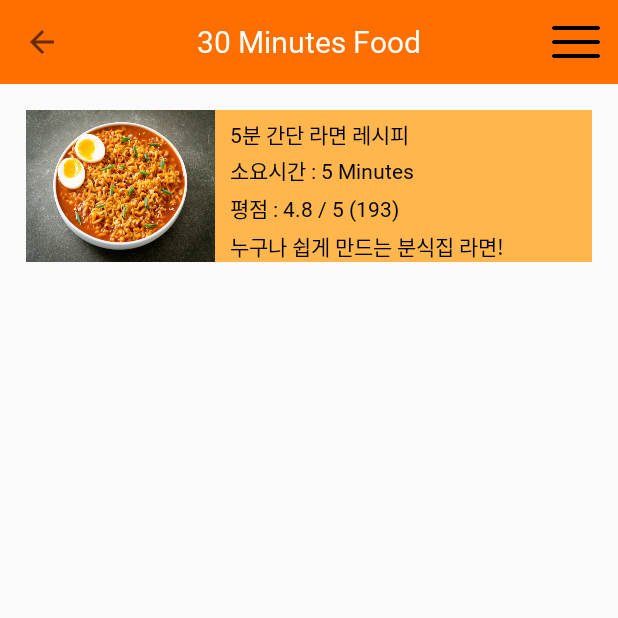
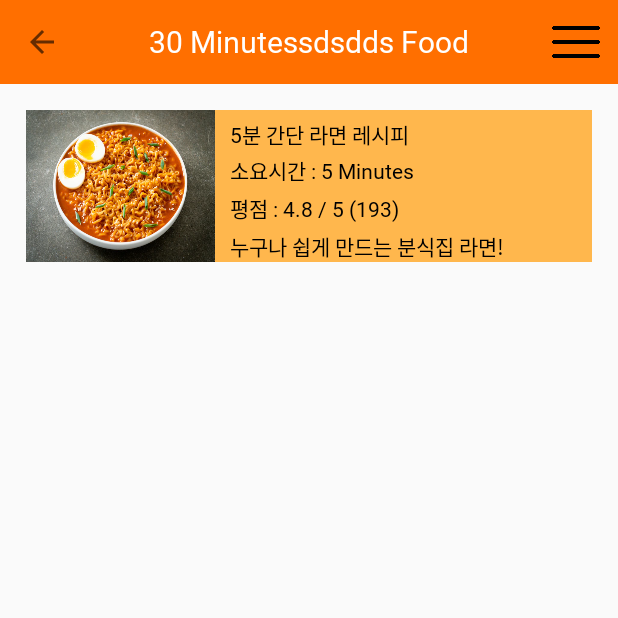
Before and after one commit to SeunPil/Android_WS, an Android app: the screen it shows after launch (MainActivity), on a phone screen of 412 x 824 dp, the top half of it. Run offline under Robolectric (Android 15) with nearby library versions, the phone set to English and light mode, and no system bars; libraries missing offline, so code that uses them is left out: com.ramotion.foldingcell; plain views replace FoldingCell; 2 statements that could not run were skipped.

Commit message:
Toolbar_basic2

```diff
--- a/app/src/main/res/layout/activity_main.xml
+++ b/app/src/main/res/layout/activity_main.xml
@@ -23,7 +23,7 @@
             android:layout_height="wrap_content"
             android:layout_gravity="center"
             android:fontFamily="@font/dalseohealingbold"
-            android:text="30 Minutes Food"
+            android:text="30 Minutessdsdds Food"
             android:textColor="@color/white"
             android:textSize="20sp" />
 
```
